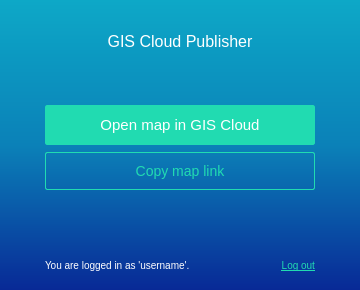
First picture: the form in ui/update_done.ui, repository giscloud/gis_cloud_publisher_for_qgis, before the edit.
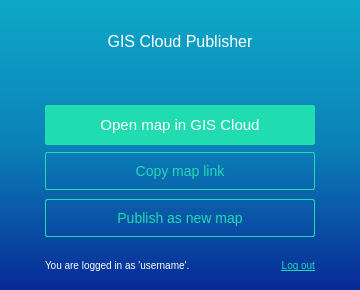
Second picture: the form after the edit.

```diff
--- a/ui/update_done.ui
+++ b/ui/update_done.ui
@@ -1129,6 +1129,314 @@
     <set>Qt::AlignRight|Qt::AlignTop|Qt::AlignTrailing</set>
    </property>
   </widget>
+  <widget class="QPushButton" name="publish_new">
+   <property name="enabled">
+    <bool>true</bool>
+   </property>
+   <property name="geometry">
+    <rect>
+     <x>45</x>
+     <y>199</y>
+     <width>270</width>
+     <height>38</height>
+    </rect>
+   </property>
+   <property name="sizePolicy">
+    <sizepolicy hsizetype="Fixed" vsizetype="Fixed">
+     <horstretch>0</horstretch>
+     <verstretch>0</verstretch>
+    </sizepolicy>
+   </property>
+   <property name="minimumSize">
+    <size>
+     <width>84</width>
+     <height>0</height>
+    </size>
+   </property>
+   <property name="maximumSize">
+    <size>
+     <width>16777215</width>
+     <height>16777215</height>
+    </size>
+   </property>
+   <property name="palette">
+    <palette>
+     <active>
+      <colorrole role="WindowText">
+       <brush brushstyle="SolidPattern">
+        <color alpha="255">
+         <red>255</red>
+         <green>255</green>
+         <blue>255</blue>
+        </color>
+       </brush>
+      </colorrole>
+      <colorrole role="Button">
+       <brush brushstyle="SolidPattern">
+        <color alpha="0">
+         <red>0</red>
+         <green>0</green>
+         <blue>0</blue>
+        </color>
+       </brush>
+      </colorrole>
+      <colorrole role="Dark">
+       <brush brushstyle="SolidPattern">
+        <color alpha="255">
+         <red>255</red>
+         <green>255</green>
+         <blue>255</blue>
+        </color>
+       </brush>
+      </colorrole>
+      <colorrole role="Mid">
+       <brush brushstyle="SolidPattern">
+        <color alpha="255">
+         <red>255</red>
+         <green>255</green>
+         <blue>255</blue>
+        </color>
+       </brush>
+      </colorrole>
+      <colorrole role="Text">
+       <brush brushstyle="SolidPattern">
+        <color alpha="255">
+         <red>255</red>
+         <green>255</green>
+         <blue>255</blue>
+        </color>
+       </brush>
+      </colorrole>
+      <colorrole role="ButtonText">
+       <brush brushstyle="SolidPattern">
+        <color alpha="255">
+         <red>255</red>
+         <green>255</green>
+         <blue>255</blue>
+        </color>
+       </brush>
+      </colorrole>
+      <colorrole role="Base">
+       <brush brushstyle="SolidPattern">
+        <color alpha="0">
+         <red>0</red>
+         <green>0</green>
+         <blue>0</blue>
+        </color>
+       </brush>
+      </colorrole>
+      <colorrole role="Window">
+       <brush brushstyle="SolidPattern">
+        <color alpha="0">
+         <red>0</red>
+         <green>0</green>
+         <blue>0</blue>
+        </color>
+       </brush>
+      </colorrole>
+     </active>
+     <inactive>
+      <colorrole role="WindowText">
+       <brush brushstyle="SolidPattern">
+        <color alpha="255">
+         <red>255</red>
+         <green>255</green>
+         <blue>255</blue>
+        </color>
+       </brush>
+      </colorrole>
+      <colorrole role="Button">
+       <brush brushstyle="SolidPattern">
+        <color alpha="0">
+         <red>0</red>
+         <green>0</green>
+         <blue>0</blue>
+        </color>
+       </brush>
+      </colorrole>
+      <colorrole role="Dark">
+       <brush brushstyle="SolidPattern">
+        <color alpha="255">
+         <red>255</red>
+         <green>255</green>
+         <blue>255</blue>
+        </color>
+       </brush>
+      </colorrole>
+      <colorrole role="Mid">
+       <brush brushstyle="SolidPattern">
+        <color alpha="255">
+         <red>255</red>
+         <green>255</green>
+         <blue>255</blue>
+        </color>
+       </brush>
+      </colorrole>
+      <colorrole role="Text">
+       <brush brushstyle="SolidPattern">
+        <color alpha="255">
+         <red>255</red>
+         <green>255</green>
+         <blue>255</blue>
+        </color>
+       </brush>
+      </colorrole>
+      <colorrole role="ButtonText">
+       <brush brushstyle="SolidPattern">
+        <color alpha="255">
+         <red>255</red>
+         <green>255</green>
+         <blue>255</blue>
+        </color>
+       </brush>
+      </colorrole>
+      <colorrole role="Base">
+       <brush brushstyle="SolidPattern">
+        <color alpha="0">
+         <red>0</red>
+         <green>0</green>
+         <blue>0</blue>
+        </color>
+       </brush>
+      </colorrole>
+      <colorrole role="Window">
+       <brush brushstyle="SolidPattern">
+        <color alpha="0">
+         <red>0</red>
+         <green>0</green>
+         <blue>0</blue>
+        </color>
+       </brush>
+      </colorrole>
+     </inactive>
+     <disabled>
+      <colorrole role="WindowText">
+       <brush brushstyle="SolidPattern">
+        <color alpha="255">
+         <red>255</red>
+         <green>255</green>
+         <blue>255</blue>
+        </color>
+       </brush>
+      </colorrole>
+      <colorrole role="Button">
+       <brush brushstyle="SolidPattern">
+        <color alpha="0">
+         <red>0</red>
+         <green>0</green>
+         <blue>0</blue>
+        </color>
+       </brush>
+      </colorrole>
+      <colorrole role="Dark">
+       <brush brushstyle="SolidPattern">
+        <color alpha="255">
+         <red>255</red>
+         <green>255</green>
+         <blue>255</blue>
+        </color>
+       </brush>
+      </colorrole>
+      <colorrole role="Mid">
+       <brush brushstyle="SolidPattern">
+        <color alpha="255">
+         <red>255</red>
+         <green>255</green>
+         <blue>255</blue>
+        </color>
+       </brush>
+      </colorrole>
+      <colorrole role="Text">
+       <brush brushstyle="SolidPattern">
+        <color alpha="255">
+         <red>255</red>
+         <green>255</green>
+         <blue>255</blue>
+        </color>
+       </brush>
+      </colorrole>
+      <colorrole role="ButtonText">
+       <brush brushstyle="SolidPattern">
+        <color alpha="255">
+         <red>255</red>
+         <green>255</green>
+         <blue>255</blue>
+        </color>
+       </brush>
+      </colorrole>
+      <colorrole role="Base">
+       <brush brushstyle="SolidPattern">
+        <color alpha="0">
+         <red>0</red>
+         <green>0</green>
+         <blue>0</blue>
+        </color>
+       </brush>
+      </colorrole>
+      <colorrole role="Window">
+       <brush brushstyle="SolidPattern">
+        <color alpha="0">
+         <red>0</red>
+         <green>0</green>
+         <blue>0</blue>
+        </color>
+       </brush>
+      </colorrole>
+     </disabled>
+    </palette>
+   </property>
+   <property name="font">
+    <font>
+     <pointsize>-1</pointsize>
+    </font>
+   </property>
+   <property name="cursor">
+    <cursorShape>PointingHandCursor</cursorShape>
+   </property>
+   <property name="focusPolicy">
+    <enum>Qt::WheelFocus</enum>
+   </property>
+   <property name="toolTip">
+    <string>Create another version of this map in GIS Cloud,
+including the changes you made to this QGIS project
+since you published the previous version.</string>
+   </property>
+   <property name="layoutDirection">
+    <enum>Qt::LeftToRight</enum>
+   </property>
+   <property name="autoFillBackground">
+    <bool>false</bool>
+   </property>
+   <property name="styleSheet">
+    <string notr="true">QPushButton {
+color:#21DBB1;
+background-color:transparent;
+border-width: 1px;
+border-color: #21DBB1;
+border-style: solid;
+border-radius: 2px;
+padding: 0px;
+font-size: 14px;
+}
+QPushButton:hover
+{
+color:white;
+}
+</string>
+   </property>
+   <property name="text">
+    <string>Publish as new map</string>
+   </property>
+   <property name="autoExclusive">
+    <bool>false</bool>
+   </property>
+   <property name="default">
+    <bool>false</bool>
+   </property>
+   <property name="flat">
+    <bool>true</bool>
+   </property>
+  </widget>
  </widget>
  <resources>
   <include location="resources.qrc"/>
```
